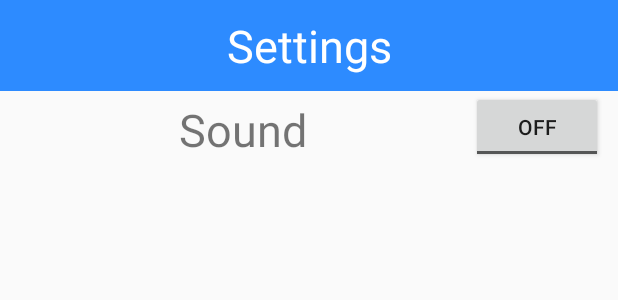
After one commit to yubarajkalathoki/easy-quizy-android, an Android app: the layout activity_popup.xml on its own in the app's theme, with its tools: preview values and no code run, on a phone screen of 412 x 824 dp. The commit adds this screen. Shown: the top 300 px of the screen. Run offline under Robolectric (Android 15) with nearby library versions, the phone set to English and light mode, and no system bars.

```diff
--- a/app/src/main/AndroidManifest.xml
+++ b/app/src/main/AndroidManifest.xml
@@ -34,7 +34,9 @@
         <activity
             android:name=".leaderboard"
             android:label="@string/title_activity_leaderboard"
-            android:theme="@style/AppTheme"></activity>
+            android:theme="@style/AppTheme" />
+        <activity android:name=".popup"
+            android:theme="@style/AppTheme.CustomThemeForPopUp"></activity>
     </application>
 
 </manifest>
--- a/app/src/main/java/com/easyquizy/Summary.java
+++ b/app/src/main/java/com/easyquizy/Summary.java
@@ -54,7 +54,6 @@ public class Summary extends AppCompatActivity {
         PieChart chart = (PieChart) findViewById(R.id.chart);
 
         Description description = new Description();
-        description.setTextColor(ColorTemplate.VORDIPLOM_COLORS[2]);
         description.setText("");
         chart.setDescription(description);
 
--- /dev/null
+++ b/app/src/main/res/layout/activity_popup.xml
@@ -0,0 +1,49 @@
+<?xml version="1.0" encoding="utf-8"?>
+<RelativeLayout xmlns:android="http://schemas.android.com/apk/res/android"
+    xmlns:app="http://schemas.android.com/apk/res-auto"
+    xmlns:tools="http://schemas.android.com/tools"
+    android:layout_width="match_parent"
+    android:layout_height="match_parent"
+    tools:context="com.easyquizy.popup">
+
+    <TextView
+        android:id="@+id/textViewSettings"
+        android:layout_width="match_parent"
+        android:layout_height="wrap_content"
+        android:gravity="center"
+        android:textSize="30dp"
+        android:padding="10dp"
+        android:background="@color/colorBlue"
+        android:textColor="@color/colorWhite"
+        android:text="Settings"
+        android:layout_alignParentTop="true"
+        android:layout_centerHorizontal="true"/>
+
+<LinearLayout
+    android:layout_width="match_parent"
+    android:layout_height="wrap_content"
+    android:orientation="horizontal"
+    android:layout_below="@id/textViewSettings"
+    android:layout_marginRight="10dp"
+    android:layout_marginLeft="10dp">
+
+    <TextView
+        android:id="@+id/textView2"
+        android:layout_width="0dp"
+        android:layout_weight="1"
+        android:layout_height="wrap_content"
+        android:text="Sound"
+        android:paddingTop="5dp"
+        android:gravity="center_horizontal"
+        android:textSize="30dp"/>
+
+    <ToggleButton
+        android:id="@+id/toggleButton"
+        android:layout_width="wrap_content"
+        android:layout_height="wrap_content"
+        android:text="ToggleButton"
+        android:layout_gravity="right"/>
+
+</LinearLayout>
+
+</RelativeLayout>
--- a/app/src/main/res/layout/activity_summary.xml
+++ b/app/src/main/res/layout/activity_summary.xml
@@ -39,7 +39,7 @@
             android:layout_width="wrap_content"
             android:layout_height="wrap_content"
             android:layout_gravity="center_horizontal"
-            android:text="Total Question solved"
+            android:text="Total Question Attempt"
             android:textColor="@color/colorWhite"
             android:textSize="15sp"
             android:paddingLeft="20dp"/>
--- a/app/src/main/res/values/colors.xml
+++ b/app/src/main/res/values/colors.xml
@@ -6,4 +6,5 @@
     <color name="colorYellow">#F5FA55</color>
     <color name="colorRed">#ef191d</color>
     <color name="colorWhite">#fff</color>
+    <color name="colorBlue">#2d8bff</color>
 </resources>
--- a/app/src/main/res/values/styles.xml
+++ b/app/src/main/res/values/styles.xml
@@ -12,4 +12,8 @@
 
     <style name="AppTheme.PopupOverlay" parent="ThemeOverlay.AppCompat.Light" />
 
+    <style name="AppTheme.CustomThemeForPopUp">
+        <item name="android:windowIsTranslucent">true</item>
+        <item name="android:windowCloseOnTouchOutside">true</item>
+    </style>
 </resources>
```
Also changed, not shown: app/build.gradle (+5 -2 lines), app/src/main/java/com/easyquizy/ActiveGame.java (+10 -10 lines), app/src/main/java/com/easyquizy/MainActivity.java (+9 -0 lines), app/src/main/java/com/easyquizy/popup.java (added, +77 -0 lines), app/src/main/res/drawable/settings.png (added), 6 other files.
